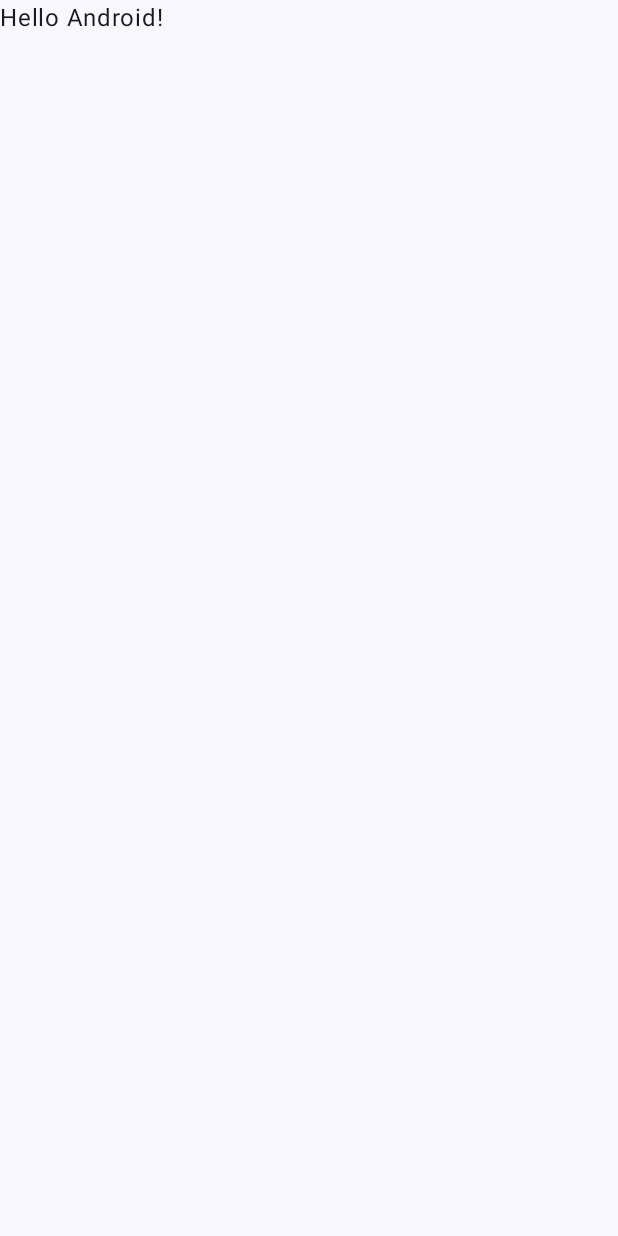
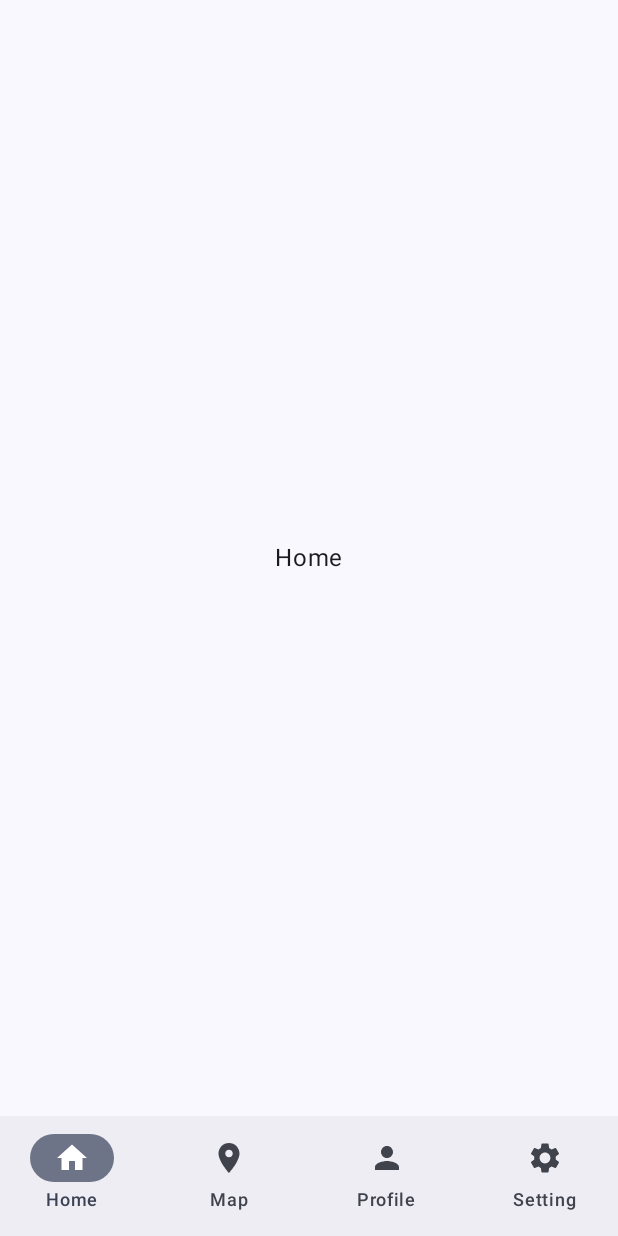
Before and after one commit to tushin/withramp, an Android app built with Jetpack Compose: the screen it shows after launch (MainActivity), on a phone screen of 412 x 824 dp. Before the commit the screen is almost empty. Run offline under Robolectric (Android 15) with nearby library versions, the phone set to English and light mode, and no system bars.

Commit message:
메인탭 구성

```diff
--- a/app/src/main/java/com/sully/withramp/MainActivity.kt
+++ b/app/src/main/java/com/sully/withramp/MainActivity.kt
@@ -6,11 +6,32 @@ import androidx.activity.compose.setContent
 import androidx.activity.enableEdgeToEdge
 import androidx.compose.foundation.layout.fillMaxSize
 import androidx.compose.foundation.layout.padding
+import androidx.compose.foundation.pager.HorizontalPager
+import androidx.compose.foundation.pager.rememberPagerState
+import androidx.compose.material.icons.Icons
+import androidx.compose.material.icons.filled.Home
+import androidx.compose.material.icons.filled.LocationOn
+import androidx.compose.material.icons.filled.Person
+import androidx.compose.material.icons.filled.Settings
+import androidx.compose.material3.Icon
+import androidx.compose.material3.NavigationBar
+import androidx.compose.material3.NavigationBarDefaults
+import androidx.compose.material3.NavigationBarItem
 import androidx.compose.material3.Scaffold
 import androidx.compose.material3.Text
 import androidx.compose.runtime.Composable
+import androidx.compose.runtime.LaunchedEffect
+import androidx.compose.runtime.getValue
+import androidx.compose.runtime.mutableIntStateOf
+import androidx.compose.runtime.remember
+import androidx.compose.runtime.setValue
 import androidx.compose.ui.Modifier
+import androidx.compose.ui.graphics.vector.ImageVector
 import androidx.compose.ui.tooling.preview.Preview
+import com.sully.withramp.ui.screen.HomeScreen
+import com.sully.withramp.ui.screen.MapScreen
+import com.sully.withramp.ui.screen.ProfileScreen
+import com.sully.withramp.ui.screen.SettingScreen
 import com.sully.withramp.ui.theme.WithRampTheme
 
 class MainActivity : ComponentActivity() {
@@ -19,29 +40,71 @@ class MainActivity : ComponentActivity() {
         enableEdgeToEdge()
         setContent {
             WithRampTheme {
-                Scaffold(modifier = Modifier.fillMaxSize()) { innerPadding ->
-                    Greeting(
-                        name = "Android",
-                        modifier = Modifier.padding(innerPadding)
-                    )
-                }
+                MainScreen()
             }
         }
     }
 }
 
 @Composable
-fun Greeting(name: String, modifier: Modifier = Modifier) {
-    Text(
-        text = "Hello $name!",
-        modifier = modifier
-    )
+fun MainScreen() {
+    var selectedTab by remember {
+        mutableIntStateOf(0)
+    }
+    val state = rememberPagerState(initialPage = 0, pageCount = { 4 })
+
+    LaunchedEffect(selectedTab) {
+        state.animateScrollToPage(selectedTab)
+    }
+
+    Scaffold(
+        bottomBar = {
+            NavigationBar(windowInsets = NavigationBarDefaults.windowInsets) {
+                MainTab.entries.forEachIndexed { index,  tab ->
+                    NavigationBarItem(
+                        selected = selectedTab == index,
+                        onClick = { selectedTab = index },
+                        icon = { Icon(imageVector = tab.icon, contentDescription = null) },
+                        label = { Text(tab.label) }
+                    )
+                }
+            }
+        }
+    ) { innerPadding ->
+        HorizontalPager(
+            modifier = Modifier
+                .padding(innerPadding)
+                .fillMaxSize(),
+            state = state,
+            userScrollEnabled = false,
+            beyondViewportPageCount = 4,
+        ) { index ->
+            when (index) {
+                0 -> HomeScreen()
+                1 -> MapScreen()
+                2 -> ProfileScreen()
+                3 -> SettingScreen()
+            }
+        }
+    }
 }
+
+enum class MainTab(
+    val label: String,
+    val icon: ImageVector,
+) {
+    Home("Home", Icons.Filled.Home),
+    Map("Map", Icons.Filled.LocationOn),
+    Profile("Profile", Icons.Filled.Person),
+    Setting("Setting", Icons.Filled.Settings)
+}
+
+
 
 @Preview(showBackground = true)
 @Composable
 fun GreetingPreview() {
     WithRampTheme {
-        Greeting("Android")
+        MainScreen()
     }
 }
--- /dev/null
+++ b/app/src/main/java/com/sully/withramp/ui/screen/HomeScreen.kt
@@ -0,0 +1,18 @@
+package com.sully.withramp.ui.screen
+
+import androidx.compose.foundation.layout.Box
+import androidx.compose.foundation.layout.fillMaxSize
+import androidx.compose.material3.Text
+import androidx.compose.runtime.Composable
+import androidx.compose.ui.Alignment
+import androidx.compose.ui.Modifier
+
+@Composable
+fun HomeScreen() {
+    Box(
+        modifier = Modifier.fillMaxSize(),
+        contentAlignment = Alignment.Center,
+    ) {
+        Text(text = "Home")
+    }
+}
--- /dev/null
+++ b/app/src/main/java/com/sully/withramp/ui/screen/MapScreen.kt
@@ -0,0 +1,18 @@
+package com.sully.withramp.ui.screen
+
+import androidx.compose.foundation.layout.Box
+import androidx.compose.foundation.layout.fillMaxSize
+import androidx.compose.material3.Text
+import androidx.compose.runtime.Composable
+import androidx.compose.ui.Alignment
+import androidx.compose.ui.Modifier
+
+@Composable
+fun MapScreen() {
+    Box(
+        modifier = Modifier.fillMaxSize(),
+        contentAlignment = Alignment.Center,
+    ) {
+        Text(text = "Map")
+    }
+}
--- /dev/null
+++ b/app/src/main/java/com/sully/withramp/ui/screen/ProfileScreen.kt
@@ -0,0 +1,18 @@
+package com.sully.withramp.ui.screen
+
+import androidx.compose.foundation.layout.Box
+import androidx.compose.foundation.layout.fillMaxSize
+import androidx.compose.material3.Text
+import androidx.compose.runtime.Composable
+import androidx.compose.ui.Alignment
+import androidx.compose.ui.Modifier
+
+@Composable
+fun ProfileScreen() {
+    Box(
+        modifier = Modifier.fillMaxSize(),
+        contentAlignment = Alignment.Center,
+    ) {
+        Text(text = "Profile")
+    }
+}
--- /dev/null
+++ b/app/src/main/java/com/sully/withramp/ui/screen/SettingScreen.kt
@@ -0,0 +1,18 @@
+package com.sully.withramp.ui.screen
+
+import androidx.compose.foundation.layout.Box
+import androidx.compose.foundation.layout.fillMaxSize
+import androidx.compose.material3.Text
+import androidx.compose.runtime.Composable
+import androidx.compose.ui.Alignment
+import androidx.compose.ui.Modifier
+
+@Composable
+fun SettingScreen() {
+    Box(
+        modifier = Modifier.fillMaxSize(),
+        contentAlignment = Alignment.Center,
+    ) {
+        Text(text = "Setting")
+    }
+}
```
